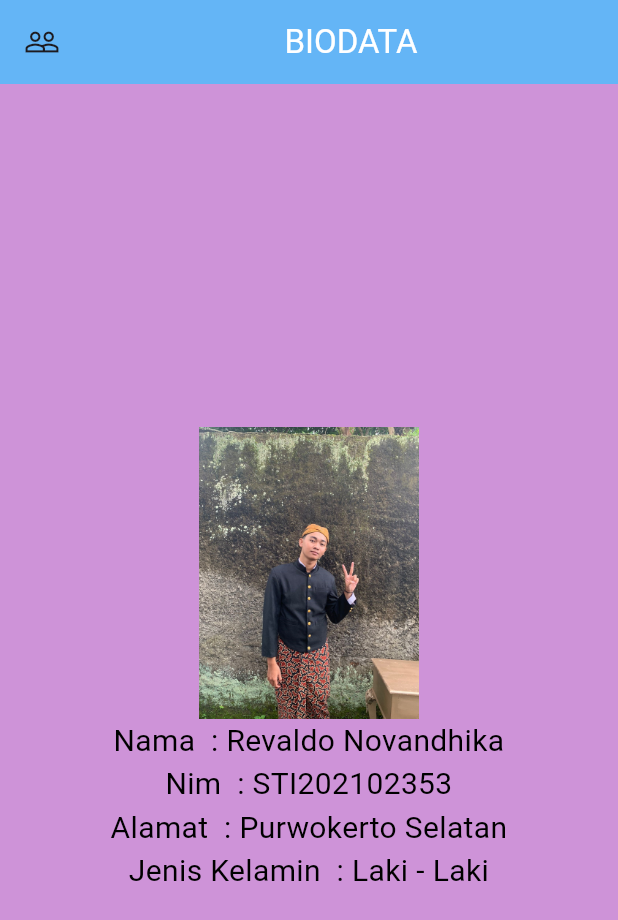
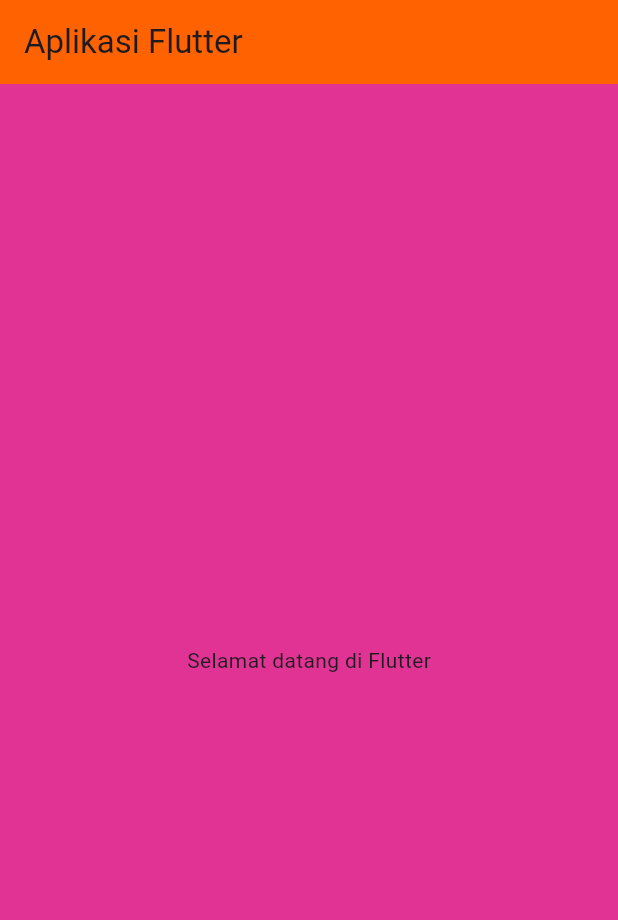
Before and after one commit to revaldonovan/jobshet-MPL-STI202102353, a Flutter app: the screen it shows after launch, on a phone screen of 412 x 824 dp. Shown: the top 920 px of the screen. Run offline on Flutter 3.47's test engine with Material 3 defaults, Android fonts, the phone set to English and light mode, and no system bars.

Commit message:
first commit

```diff
--- a/lib/main.dart
+++ b/lib/main.dart
@@ -1,63 +1,19 @@
 import 'package:flutter/material.dart';
-
- void main(List<String> args){
-  runApp(new MaterialApp(
-    home: new MyApp(),
-  ));
- }
+void main() => runApp(MyApp());
 class MyApp extends StatelessWidget {
 @override
-  Widget build(BuildContext context){
-    return new Scaffold(
-      backgroundColor: Colors.purple[200],
-      appBar:new AppBar(
-        backgroundColor: Colors.blue[300],
-        leading: new Icon (Icons.people_outline),
-        title: new Center(
-          child:  Text(
-            "BIODATA",
-            style: new TextStyle(color: Colors.white),
+Widget build(BuildContext context) {
+return MaterialApp(
+title: 'First App',
+home: Scaffold(
+  backgroundColor: Color.fromARGB(255, 225, 51, 147),
+appBar: AppBar(
+  backgroundColor: Color.fromARGB(255, 255, 98, 0),
+title: Text('Aplikasi Flutter'),
 ),
+body: Center(
+child: Text('Selamat datang di Flutter'),
 ),
-      ),
-      body: new Column(
-        crossAxisAlignment: CrossAxisAlignment.stretch,
-        mainAxisAlignment: MainAxisAlignment.center,
-        children: [
-         new Image.asset(
-            "image/biodata.jpg",
-            width: 195.0,
-            height: 195.0,
-          ),
-          const Text(
-            "Nama  : Revaldo Novandhika",
-            style: TextStyle(
-              fontSize: 20.0,
-              color: Colors.black,),
-              textAlign: TextAlign.center,
-          ),
-              const Text(
-            "Nim  : STI202102353",
-            style:  TextStyle(
-              fontSize: 20.0,
-              color: Colors.black),
-              textAlign: TextAlign.center,
-              ),
-              const Text(
-            "Alamat  : Purwokerto Selatan",
-            style:  TextStyle(
-              fontSize: 20.0,
-              color: Colors.black),
-              textAlign: TextAlign.center,
-              ),
-              const Text(
-            "Jenis Kelamin  : Laki - Laki",
-            style:  TextStyle(
-              fontSize: 20.0,
-              color: Colors.black),
-              textAlign: TextAlign.center,
-          ),
-        ],
 ),
 );
 }
```
Also changed, not shown: pubspec.yaml (+9 -9 lines), pubspec.lock, 2 other files. Lines whose indentation alone changed are shown as unchanged.
